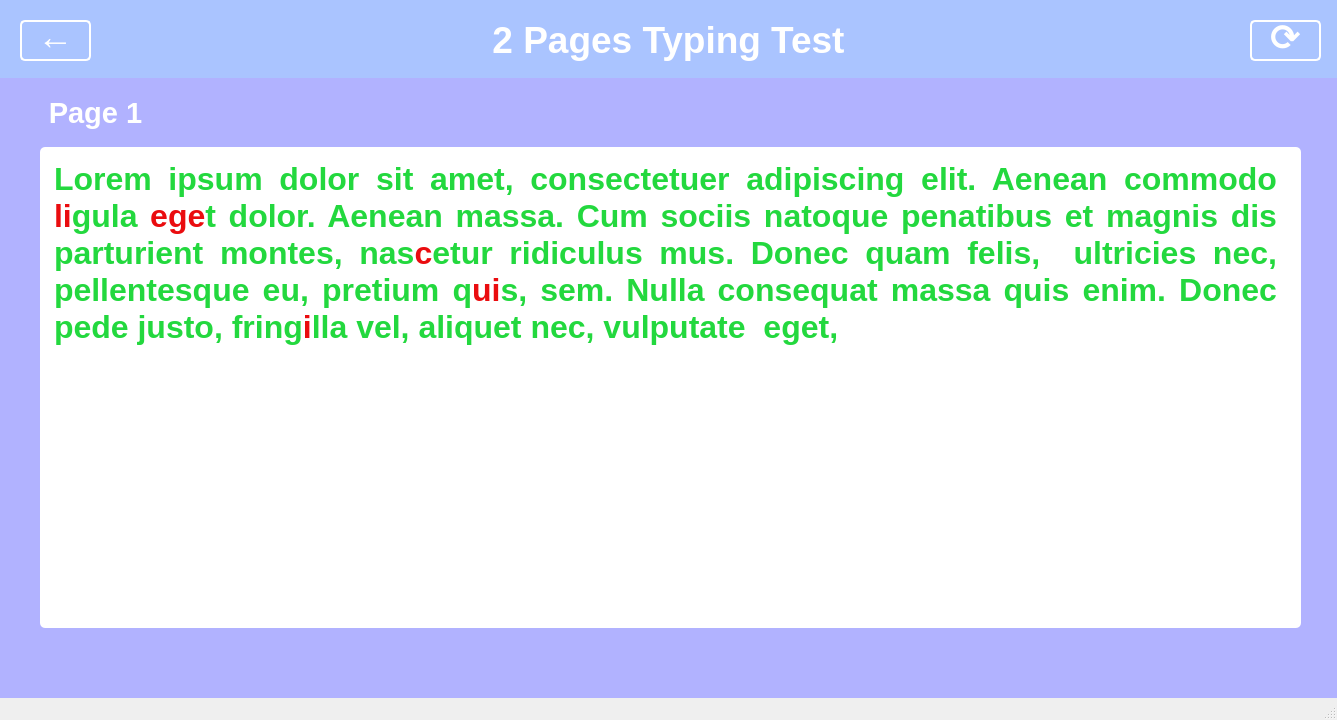
This is uiFile/page_2_typingTest.ui in VKa-777/Python-Final-Project as Qt 5 draws it before an edit. The edited form follows.
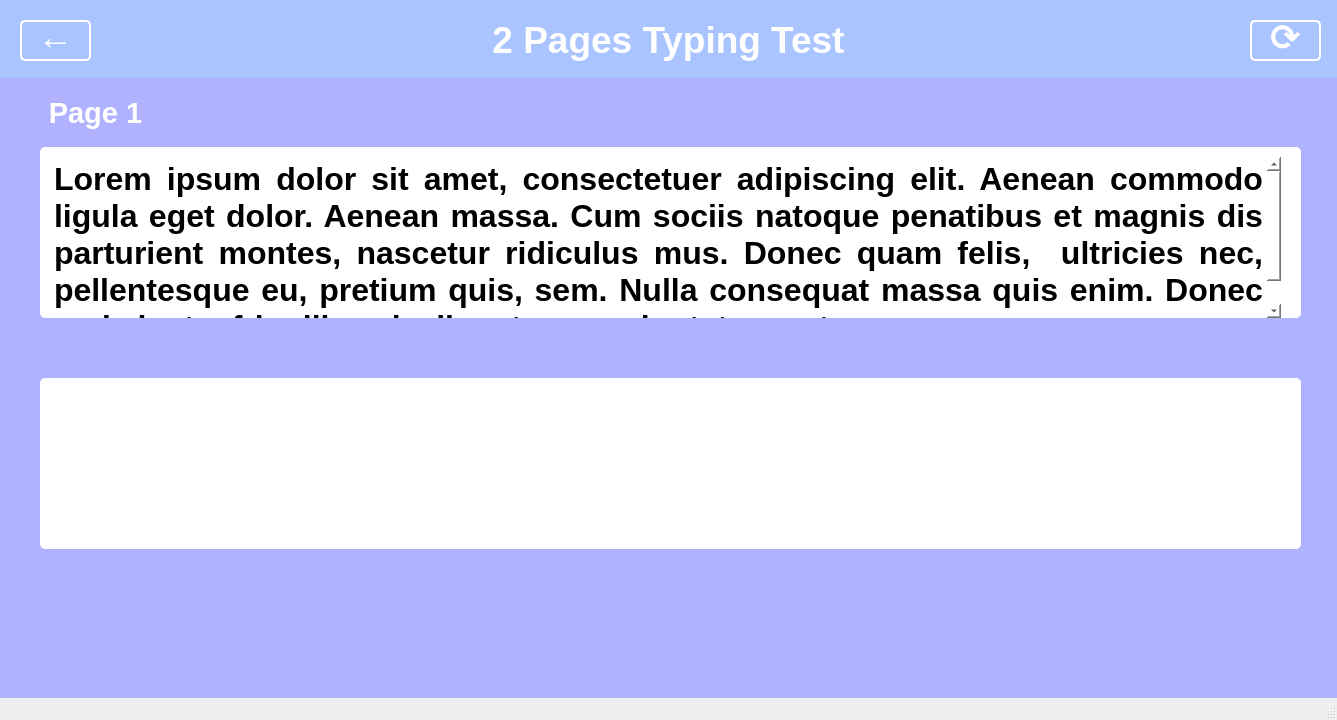
This is the edited form.

The edit to the form file:
```diff
--- a/uiFile/page_2_typingTest.ui
+++ b/uiFile/page_2_typingTest.ui
@@ -127,7 +127,7 @@
        <x>40</x>
        <y>69</y>
        <width>1261</width>
-       <height>481</height>
+       <height>171</height>
       </rect>
      </property>
      <property name="styleSheet">
@@ -142,7 +142,7 @@
         <x>10</x>
         <y>10</y>
         <width>1231</width>
-        <height>461</height>
+        <height>161</height>
        </rect>
       </property>
       <property name="html">
@@ -150,7 +150,40 @@
 &lt;html&gt;&lt;head&gt;&lt;meta name=&quot;qrichtext&quot; content=&quot;1&quot; /&gt;&lt;style type=&quot;text/css&quot;&gt;
 p, li { white-space: pre-wrap; }
 &lt;/style&gt;&lt;/head&gt;&lt;body style=&quot; font-family:'MS Shell Dlg 2'; font-size:48pt; font-weight:400; font-style:normal;&quot;&gt;
-&lt;p align=&quot;justify&quot; style=&quot; margin-top:0px; margin-bottom:0px; margin-left:0px; margin-right:0px; -qt-block-indent:0; text-indent:0px;&quot;&gt;&lt;span style=&quot; font-family:'Bahnschrift'; font-size:24pt; font-weight:600; color:#23d83e;&quot;&gt;Lorem ipsum dolor sit amet, consectetuer adipiscing elit. Aenean commodo &lt;/span&gt;&lt;span style=&quot; font-family:'Bahnschrift'; font-size:24pt; font-weight:600; color:#ea0c0f;&quot;&gt;li&lt;/span&gt;&lt;span style=&quot; font-family:'Bahnschrift'; font-size:24pt; font-weight:600; color:#23d83e;&quot;&gt;gula &lt;/span&gt;&lt;span style=&quot; font-family:'Bahnschrift'; font-size:24pt; font-weight:600; color:#ea0c0f;&quot;&gt;ege&lt;/span&gt;&lt;span style=&quot; font-family:'Bahnschrift'; font-size:24pt; font-weight:600; color:#23d83e;&quot;&gt;t dolor. Aenean massa. Cum sociis natoque penatibus et magnis dis parturient montes, nas&lt;/span&gt;&lt;span style=&quot; font-family:'Bahnschrift'; font-size:24pt; font-weight:600; color:#ea0c0f;&quot;&gt;c&lt;/span&gt;&lt;span style=&quot; font-family:'Bahnschrift'; font-size:24pt; font-weight:600; color:#23d83e;&quot;&gt;etur ridiculus mus. Donec quam felis,  ultricies nec, pellentesque eu, pretium q&lt;/span&gt;&lt;span style=&quot; font-family:'Bahnschrift'; font-size:24pt; font-weight:600; color:#ea0c0f;&quot;&gt;ui&lt;/span&gt;&lt;span style=&quot; font-family:'Bahnschrift'; font-size:24pt; font-weight:600; color:#23d83e;&quot;&gt;s, sem. Nulla consequat massa quis enim. Donec pede justo, fring&lt;/span&gt;&lt;span style=&quot; font-family:'Bahnschrift'; font-size:24pt; font-weight:600; color:#ea0c0f;&quot;&gt;i&lt;/span&gt;&lt;span style=&quot; font-family:'Bahnschrift'; font-size:24pt; font-weight:600; color:#23d83e;&quot;&gt;lla vel, aliquet nec, vulputate  eget,&lt;/span&gt;&lt;span style=&quot; font-family:'Bahnschrift'; font-size:24pt; font-weight:600;&quot;&gt; &lt;/span&gt;&lt;/p&gt;&lt;/body&gt;&lt;/html&gt;</string>
+&lt;p align=&quot;justify&quot; style=&quot; margin-top:0px; margin-bottom:0px; margin-left:0px; margin-right:0px; -qt-block-indent:0; text-indent:0px;&quot;&gt;&lt;span style=&quot; font-family:'Bahnschrift'; font-size:24pt; font-weight:600; color:#000000;&quot;&gt;Lorem ipsum dolor sit amet, consectetuer adipiscing elit. Aenean commodo ligula eget dolor. Aenean massa. Cum sociis natoque penatibus et magnis dis parturient montes, nascetur ridiculus mus. Donec quam felis,  ultricies nec, pellentesque eu, pretium quis, sem. Nulla consequat massa quis enim. Donec pede justo, fringilla vel, aliquet nec, vulputate  eget, &lt;/span&gt;&lt;/p&gt;&lt;/body&gt;&lt;/html&gt;</string>
+      </property>
+     </widget>
+    </widget>
+    <widget class="QWidget" name="typing_area_background_2" native="true">
+     <property name="geometry">
+      <rect>
+       <x>40</x>
+       <y>300</y>
+       <width>1261</width>
+       <height>171</height>
+      </rect>
+     </property>
+     <property name="styleSheet">
+      <string notr="true">font-size: 48pt;
+background-color: #fff;
+border-radius: 5px;
+</string>
+     </property>
+     <widget class="QTextEdit" name="typing_area">
+      <property name="geometry">
+       <rect>
+        <x>10</x>
+        <y>10</y>
+        <width>1231</width>
+        <height>161</height>
+       </rect>
+      </property>
+      <property name="html">
+       <string>&lt;!DOCTYPE HTML PUBLIC &quot;-//W3C//DTD HTML 4.0//EN&quot; &quot;http://www.w3.org/TR/REC-html40/strict.dtd&quot;&gt;
+&lt;html&gt;&lt;head&gt;&lt;meta name=&quot;qrichtext&quot; content=&quot;1&quot; /&gt;&lt;style type=&quot;text/css&quot;&gt;
+p, li { white-space: pre-wrap; }
+&lt;/style&gt;&lt;/head&gt;&lt;body style=&quot; font-family:'MS Shell Dlg 2'; font-size:48pt; font-weight:400; font-style:normal;&quot;&gt;
+&lt;p align=&quot;justify&quot; style=&quot;-qt-paragraph-type:empty; margin-top:0px; margin-bottom:0px; margin-left:0px; margin-right:0px; -qt-block-indent:0; text-indent:0px;&quot;&gt;&lt;br /&gt;&lt;/p&gt;&lt;/body&gt;&lt;/html&gt;</string>
       </property>
      </widget>
     </widget>
```
Left out of the diff: 2 changed lines with no effect on the pictures.
